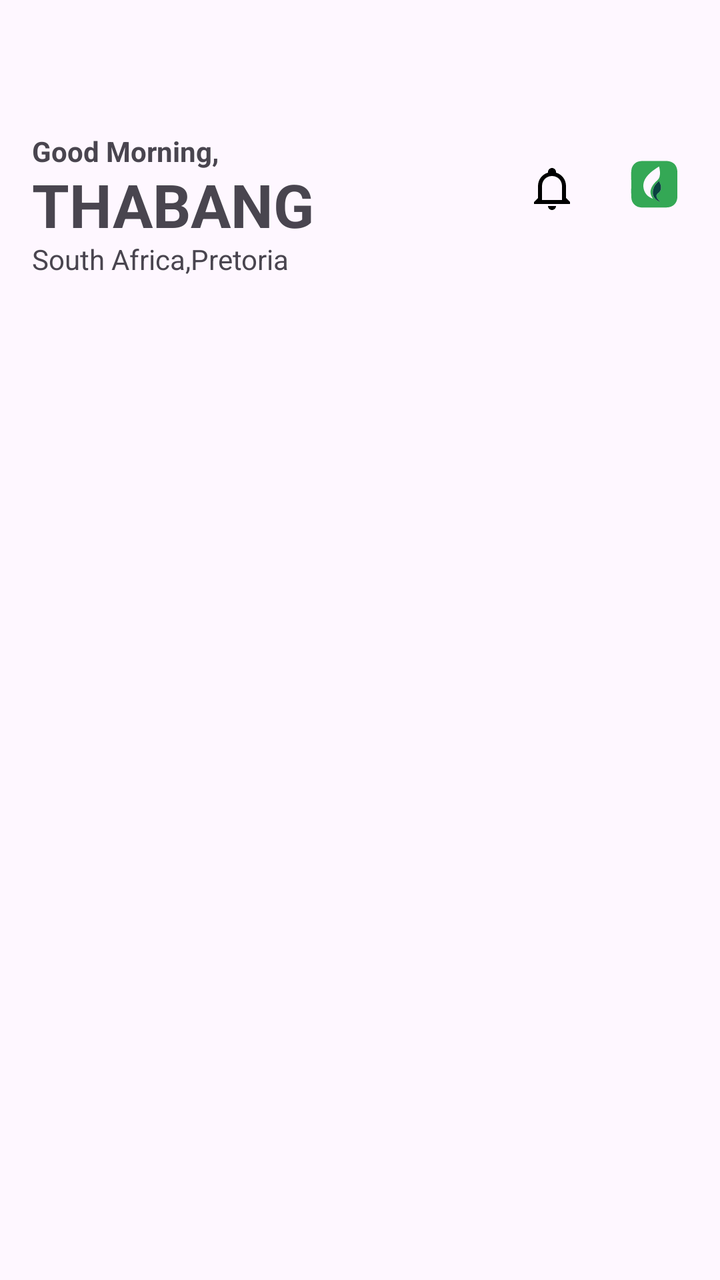
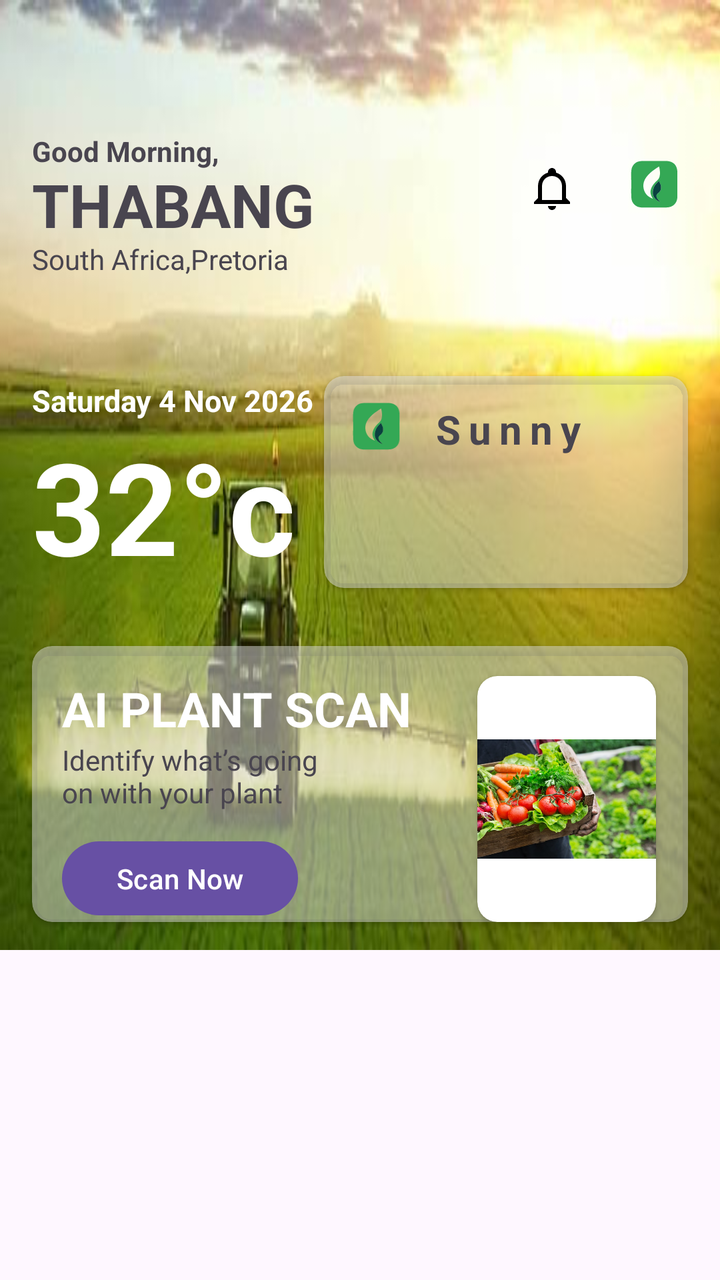

The first picture is an Android layout as it rendered before a commit; the second is the same layout after the commit. The layout source and the unified diff follow.
<!-- AndroidManifest.xml: application theme Theme.Farmable -->
<!-- res/layout/fragment_home.xml -->
<?xml version="1.0" encoding="utf-8"?>
<ScrollView xmlns:android="http://schemas.android.com/apk/res/android"
    xmlns:app="http://schemas.android.com/apk/res-auto"
    xmlns:tools="http://schemas.android.com/tools"
    android:layout_width="match_parent"
    android:layout_height="match_parent"
    android:orientation="vertical"
    tools:context=".HomeFragment">

    <androidx.constraintlayout.widget.ConstraintLayout
        android:layout_width="match_parent"
        android:layout_height="match_parent"
        tools:layout_editor_absoluteY="1dp">


        <ImageView
            android:id="@+id/imageView"
            android:layout_width="wrap_content"
            android:layout_height="wrap_content"
            android:layout_marginTop="84dp"
            android:layout_marginEnd="25dp"
            android:src="@drawable/vector"
            app:layout_constraintEnd_toStartOf="@+id/imageView2"
            app:layout_constraintTop_toTopOf="parent" />

        <ImageView
            android:id="@+id/imageView2"
            android:layout_width="34dp"
            android:layout_height="24dp"
            android:layout_marginTop="80dp"
            android:layout_marginEnd="16dp"
            android:src="@drawable/logo"
            app:layout_constraintEnd_toEndOf="parent"
            app:layout_constraintHorizontal_bias="1.0"
            app:layout_constraintStart_toEndOf="@+id/imageView4"
            app:layout_constraintTop_toTopOf="parent" />

        <TextView
            android:id="@+id/imageView4"
            android:layout_width="wrap_content"
            android:layout_height="wrap_content"
            android:layout_marginStart="16dp"
            android:layout_marginTop="66dp"
            android:text="Good Morning,"
            android:textStyle="bold"
            app:layout_constraintStart_toStartOf="parent"
            app:layout_constraintTop_toTopOf="parent" />

        <TextView
            android:layout_width="wrap_content"
            android:layout_height="wrap_content"
            android:layout_marginStart="16dp"
            android:layout_marginTop="82dp"
            android:text="THABANG"
            android:textSize="30sp"
            android:textStyle="bold"
            app:layout_constraintStart_toStartOf="parent"
            app:layout_constraintTop_toTopOf="parent" />

        <TextView
            android:layout_width="wrap_content"
            android:layout_height="wrap_content"
            android:layout_marginStart="16dp"
            android:layout_marginTop="120dp"
            android:text="South Africa,Pretoria"
            app:layout_constraintStart_toStartOf="parent"
            app:layout_constraintTop_toTopOf="parent" />


    </androidx.constraintlayout.widget.ConstraintLayout>


</ScrollView>
<!-- resources referenced by this layout -->
<resources>
  <!-- drawable logo: vector/xml drawable (drawable, 3381 chars, omitted) -->
  <!-- drawable vector (drawable) -->
  <vector xmlns:android="http://schemas.android.com/apk/res/android"
      android:width="18dp"
      android:height="21dp"
      android:viewportWidth="18"
      android:viewportHeight="21">
    <path
        android:pathData="M7,19H11C11,20.1 10.1,21 9,21C7.9,21 7,20.1 7,19ZM18,17V18H0V17L2,15V9C2,5.9 4,3.2 7,2.3V2C7,0.9 7.9,0 9,0C10.1,0 11,0.9 11,2V2.3C14,3.2 16,5.9 16,9V15L18,17ZM14,9C14,6.2 11.8,4 9,4C6.2,4 4,6.2 4,9V16H14V9Z"
        android:fillColor="#000000"/>
  </vector>
  <style name="Theme.Farmable" parent="Base.Theme.Farmable" />
  <style name="Base.Theme.Farmable" parent="Theme.Material3.DayNight.NoActionBar">
          
          
      </style>
</resources>

<!-- the commit's change to res/layout/fragment_home.xml (unified diff, before → after) -->
@@ -7,67 +7,196 @@
     android:orientation="vertical"
     tools:context=".HomeFragment">
 
-    <androidx.constraintlayout.widget.ConstraintLayout
+    <LinearLayout
         android:layout_width="match_parent"
         android:layout_height="match_parent"
-        tools:layout_editor_absoluteY="1dp">
-
-
-        <ImageView
-            android:id="@+id/imageView"
-            android:layout_width="wrap_content"
-            android:layout_height="wrap_content"
-            android:layout_marginTop="84dp"
-            android:layout_marginEnd="25dp"
-            android:src="@drawable/vector"
-            app:layout_constraintEnd_toStartOf="@+id/imageView2"
-            app:layout_constraintTop_toTopOf="parent" />
-
-        <ImageView
-            android:id="@+id/imageView2"
-            android:layout_width="34dp"
-            android:layout_height="24dp"
-            android:layout_marginTop="80dp"
-            android:layout_marginEnd="16dp"
-            android:src="@drawable/logo"
-            app:layout_constraintEnd_toEndOf="parent"
-            app:layout_constraintHorizontal_bias="1.0"
-            app:layout_constraintStart_toEndOf="@+id/imageView4"
-            app:layout_constraintTop_toTopOf="parent" />
-
-        <TextView
-            android:id="@+id/imageView4"
-            android:layout_width="wrap_content"
-            android:layout_height="wrap_content"
-            android:layout_marginStart="16dp"
-            android:layout_marginTop="66dp"
-            android:text="Good Morning,"
-            android:textStyle="bold"
-            app:layout_constraintStart_toStartOf="parent"
-            app:layout_constraintTop_toTopOf="parent" />
-
-        <TextView
-            android:layout_width="wrap_content"
-            android:layout_height="wrap_content"
-            android:layout_marginStart="16dp"
-            android:layout_marginTop="82dp"
-            android:text="THABANG"
-            android:textSize="30sp"
-            android:textStyle="bold"
-            app:layout_constraintStart_toStartOf="parent"
-            app:layout_constraintTop_toTopOf="parent" />
-
-        <TextView
-            android:layout_width="wrap_content"
-            android:layout_height="wrap_content"
-            android:layout_marginStart="16dp"
-            android:layout_marginTop="120dp"
-            android:text="South Africa,Pretoria"
-            app:layout_constraintStart_toStartOf="parent"
-            app:layout_constraintTop_toTopOf="parent" />
-
-
-    </androidx.constraintlayout.widget.ConstraintLayout>
-
+        android:orientation="vertical">
+        <androidx.constraintlayout.widget.ConstraintLayout
+            android:layout_width="match_parent"
+            android:layout_height="475dp"
+            android:background="@drawable/home_page"
+            tools:layout_editor_absoluteY="1dp">
+
+
+            <ImageView
+                android:id="@+id/imageView"
+                android:layout_width="wrap_content"
+                android:layout_height="wrap_content"
+                android:layout_marginTop="84dp"
+                android:layout_marginEnd="25dp"
+                android:src="@drawable/vector"
+                app:layout_constraintEnd_toStartOf="@+id/imageView2"
+                app:layout_constraintTop_toTopOf="parent" />
+
+            <ImageView
+                android:id="@+id/imageView2"
+                android:layout_width="34dp"
+                android:layout_height="24dp"
+                android:layout_marginTop="80dp"
+                android:layout_marginEnd="16dp"
+                android:src="@drawable/logo"
+                app:layout_constraintEnd_toEndOf="parent"
+                app:layout_constraintHorizontal_bias="1.0"
+                app:layout_constraintStart_toEndOf="@+id/imageView4"
+                app:layout_constraintTop_toTopOf="parent" />
+
+            <TextView
+                android:id="@+id/imageView4"
+                android:layout_width="wrap_content"
+                android:layout_height="wrap_content"
+                android:layout_marginStart="16dp"
+                android:layout_marginTop="66dp"
+                android:text="Good Morning,"
+                android:textStyle="bold"
+                app:layout_constraintStart_toStartOf="parent"
+                app:layout_constraintTop_toTopOf="parent" />
+
+            <TextView
+                android:layout_width="wrap_content"
+                android:layout_height="wrap_content"
+                android:layout_marginStart="16dp"
+                android:layout_marginTop="82dp"
+                android:text="THABANG"
+                android:textSize="30sp"
+                android:textStyle="bold"
+                app:layout_constraintStart_toStartOf="parent"
+                app:layout_constraintTop_toTopOf="parent" />
+
+            <TextView
+                android:layout_width="wrap_content"
+                android:layout_height="wrap_content"
+                android:layout_marginStart="16dp"
+                android:layout_marginTop="120dp"
+                android:text="South Africa,Pretoria"
+                app:layout_constraintStart_toStartOf="parent"
+                app:layout_constraintTop_toTopOf="parent" />
+
+            <LinearLayout
+                android:id="@+id/linearLayout"
+                android:layout_width="182dp"
+                android:layout_height="106dp"
+                android:layout_marginStart="16dp"
+                android:layout_marginTop="190dp"
+                android:orientation="vertical"
+                app:layout_constraintStart_toStartOf="parent"
+                app:layout_constraintTop_toTopOf="parent">
+
+                <TextView
+                    android:layout_width="wrap_content"
+                    android:layout_height="wrap_content"
+                    android:text="Saturday 4 Nov 2026"
+                    android:textColor="@color/white"
+                    android:textSize="15sp"
+                    android:textStyle="bold" />
+
+                <TextView
+                    android:layout_width="wrap_content"
+                    android:layout_height="wrap_content"
+                    android:text="32°c"
+                    android:textColor="@color/white"
+                    android:textSize="64sp"
+                    android:textStyle="bold" />
+
+            </LinearLayout>
+
+            <androidx.cardview.widget.CardView
+                android:layout_width="182dp"
+                android:layout_height="106dp"
+                android:layout_marginStart="51dp"
+                android:layout_marginTop="188dp"
+                android:layout_marginEnd="16dp"
+                app:cardBackgroundColor="#82D9D9D9"
+                app:cardCornerRadius="10dp"
+                app:layout_constraintEnd_toEndOf="parent"
+                app:layout_constraintHorizontal_bias="1.0"
+                app:layout_constraintStart_toStartOf="parent"
+                app:layout_constraintTop_toTopOf="parent">
+                
+                <LinearLayout
+                    android:layout_width="match_parent"
+                    android:layout_height="wrap_content"
+                    android:layout_marginHorizontal="12dp"
+                    android:layout_marginTop="13dp"
+                    android:orientation="horizontal">
+                    <ImageView
+                        android:layout_width="28dp"
+                        android:layout_height="24dp"
+                        android:src="@drawable/logo"/>
+                    <TextView
+                        android:layout_width="wrap_content"
+                        android:layout_height="wrap_content"
+                        android:layout_marginStart="14dp"
+                        android:text="Sunny"
+                        android:textSize="20sp"
+                        android:letterSpacing="0.2"
+                        android:textStyle="bold" />
+                </LinearLayout>
+
+            </androidx.cardview.widget.CardView>
+
+            <androidx.cardview.widget.CardView
+                android:layout_width="match_parent"
+                android:layout_height="138dp"
+                android:layout_marginStart="16dp"
+                android:layout_marginTop="323dp"
+                android:layout_marginEnd="16dp"
+                app:cardCornerRadius="10dp"
+                app:cardBackgroundColor="#82D9D9D9"
+                app:layout_constraintEnd_toEndOf="parent"
+                app:layout_constraintStart_toStartOf="parent"
+                app:layout_constraintTop_toTopOf="parent">
+
+                <LinearLayout
+                    android:layout_width="match_parent"
+                    android:layout_height="match_parent"
+                    android:orientation="horizontal">
+                    <LinearLayout
+                        android:layout_width="wrap_content"
+                        android:layout_height="match_parent"
+                        android:orientation="vertical">
+                        <TextView
+                            android:layout_width="wrap_content"
+                            android:layout_height="wrap_content"
+                            android:text="AI PLANT SCAN"
+                            android:layout_marginTop="15dp"
+                            android:layout_marginStart="15dp"
+                            android:textStyle="bold"
+                            android:textColor="@color/white"
+                            android:textSize="24sp"/>
+                        <TextView
+                            android:layout_width="wrap_content"
+                            android:layout_height="wrap_content"
+                            android:text="Identify what’s going\non with your plant"
+                            android:layout_marginStart="15dp"/>
+                        <com.google.android.material.button.MaterialButton
+                            android:layout_width="118dp"
+                            android:layout_height="45dp"
+                            android:text="Scan Now"
+                            android:layout_marginStart="15dp"
+                            android:layout_marginTop="11dp"/>
+
+                    </LinearLayout>
+
+                    <androidx.cardview.widget.CardView
+                        android:layout_width="wrap_content"
+                        android:layout_height="wrap_content"
+                        android:layout_marginTop="15dp"
+                        android:layout_marginEnd="16dp"
+                        app:cardCornerRadius="10dp"
+                        android:layout_marginStart="33dp">
+
+                        <ImageView
+                            android:layout_width="match_parent"
+                            android:layout_height="match_parent"
+                            android:src="@drawable/vegi"/>
+                    </androidx.cardview.widget.CardView>
+
+                </LinearLayout>
+
+            </androidx.cardview.widget.CardView>
+
+        </androidx.constraintlayout.widget.ConstraintLayout>
+
+    </LinearLayout>
 
 </ScrollView>
<!-- resource entries referenced after the edit -->
@@ -1,5 +1,7 @@
 <!-- resources referenced by this layout -->
 <resources>
+  <color name="white">#FFFFFFFF</color>
+  <!-- drawable home_page: jpg bitmap (drawable, 21280 bytes) -->
   <!-- drawable logo: vector/xml drawable (drawable, 3381 chars, omitted) -->
   <!-- drawable vector (drawable) -->
   <vector xmlns:android="http://schemas.android.com/apk/res/android"
@@ -11,6 +13,7 @@
         android:pathData="M7,19H11C11,20.1 10.1,21 9,21C7.9,21 7,20.1 7,19ZM18,17V18H0V17L2,15V9C2,5.9 4,3.2 7,2.3V2C7,0.9 7.9,0 9,0C10.1,0 11,0.9 11,2V2.3C14,3.2 16,5.9 16,9V15L18,17ZM14,9C14,6.2 11.8,4 9,4C6.2,4 4,6.2 4,9V16H14V9Z"
         android:fillColor="#000000"/>
   </vector>
+  <!-- drawable vegi: jpg bitmap (drawable, 109973 bytes) -->
   <style name="Theme.Farmable" parent="Base.Theme.Farmable" />
   <style name="Base.Theme.Farmable" parent="Theme.Material3.DayNight.NoActionBar">
           
